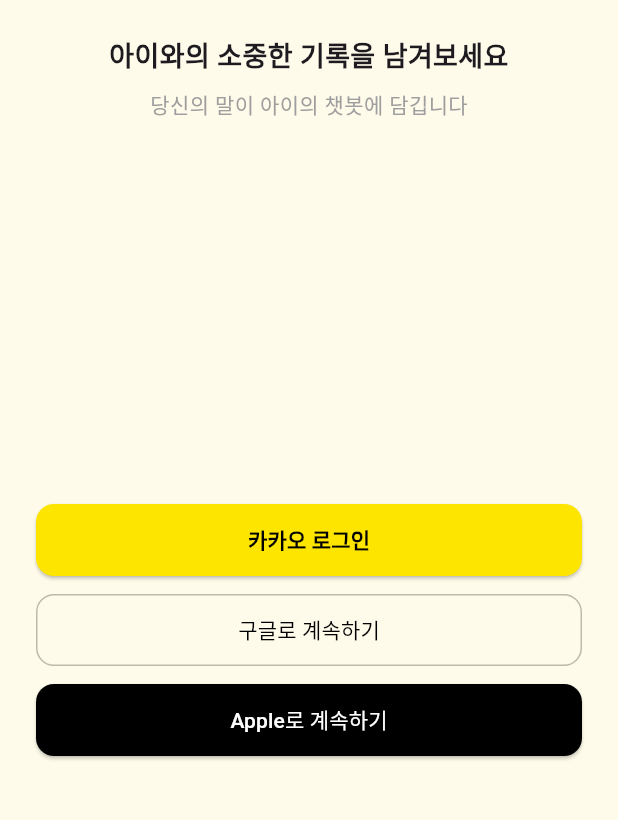
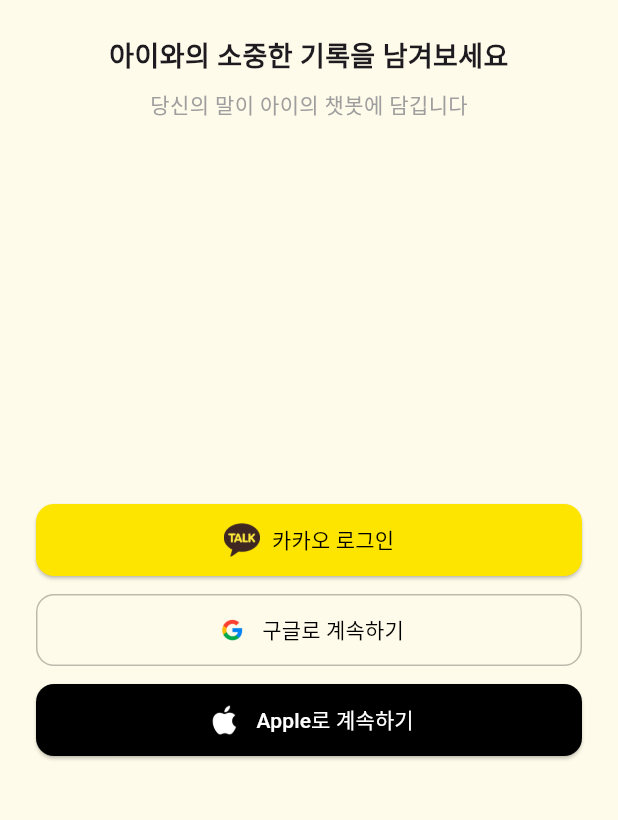
Before and after one commit to kimgundo-Dot/-, a Flutter app: the screen it shows after launch, on a phone screen of 412 x 824 dp, the part 390-1210 px from its top. Run offline on Flutter 3.47's test engine with Material 3 defaults, Android fonts, the phone set to English and light mode, and no system bars; our stand-ins replace image_picker.

Commit message:
이미지 삽입 해결

```diff
--- a/lib/main.dart
+++ b/lib/main.dart
@@ -93,11 +93,15 @@ class LoginScreen extends StatelessWidget {
                       borderRadius: BorderRadius.circular(12),
                     ),
                   ),
-                  child: const Text(
-                    '카카오 로그인',
-                    style: TextStyle(fontWeight: FontWeight.bold),
+                  child: Row(
+                    mainAxisAlignment: MainAxisAlignment.center,
+                    children: [
+                      Image.asset('assets/kakao_icon.png', height: 24),
+                      const SizedBox(width: 8),
+                      const Text('카카오 로그인'),
+                    ],
                   ),
-                )
+                ),
               ),
 
 
@@ -110,16 +114,20 @@ class LoginScreen extends StatelessWidget {
                   child: OutlinedButton(
                     onPressed: () {},
                     style: OutlinedButton.styleFrom(
-                    shape: RoundedRectangleBorder(
-                        borderRadius: BorderRadius.circular(12)),
+                      shape: RoundedRectangleBorder(borderRadius: BorderRadius.circular(12)),
                       side: const BorderSide(color: Colors.black26),
                     ),
-                  child: const Text(
-                    '구글로 계속하기',
-                    style: TextStyle(color: Colors.black),
+                    child: Row(
+                      mainAxisAlignment: MainAxisAlignment.center,
+                      children: [
+                        Image.asset('assets/google_icon.png', height: 24),
+                        const SizedBox(width: 8),
+                        const Text('구글로 계속하기', style: TextStyle(color: Colors.black)),
+                      ],
                     ),
                   ),
                 ),
+
 
               const SizedBox(height: 12),
 
@@ -132,10 +140,16 @@ class LoginScreen extends StatelessWidget {
                   style: ElevatedButton.styleFrom(
                     backgroundColor: Colors.black,
                     foregroundColor: Colors.white,
-                    shape: RoundedRectangleBorder(
-                        borderRadius: BorderRadius.circular(12)),
+                    shape: RoundedRectangleBorder(borderRadius: BorderRadius.circular(12)),
                   ),
-                  child: const Text('Apple로 계속하기'),
+                  child: Row(
+                    mainAxisAlignment: MainAxisAlignment.center,
+                    children: [
+                      Image.asset('assets/apple_icon.png', height: 24, color: Colors.white),
+                      const SizedBox(width: 8),
+                      const Text('Apple로 계속하기'),
+                    ],
+                  ),
                 ),
               ),
 
--- a/pubspec.yaml
+++ b/pubspec.yaml
@@ -60,6 +60,9 @@ flutter:
     - assets/logo_neverland.png
     - assets/character.png
     - assets/icon.png
+    - assets/google_icon.png
+    - assets/apple_icon.png
+    - assets/kakao_icon.png
 
   # The following line ensures that the Material Icons font is
   # included with your application, so that you can use the icons in
```
Also changed, not shown: assets/apple_icon.png (added), assets/google_icon.png (added), assets/kakao_icon.png (added). Lines whose indentation alone changed are shown as unchanged.
